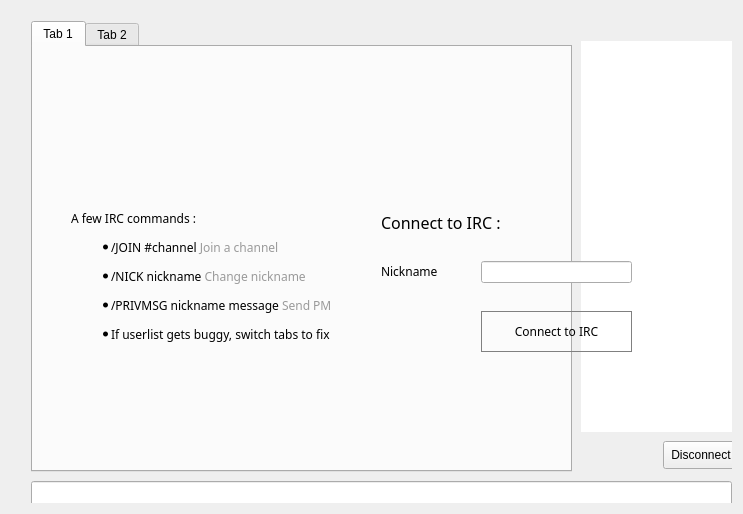
Qt form src/qt/forms/chatwindow.ui (upgradeadvice/MUE-Src) before a commit.
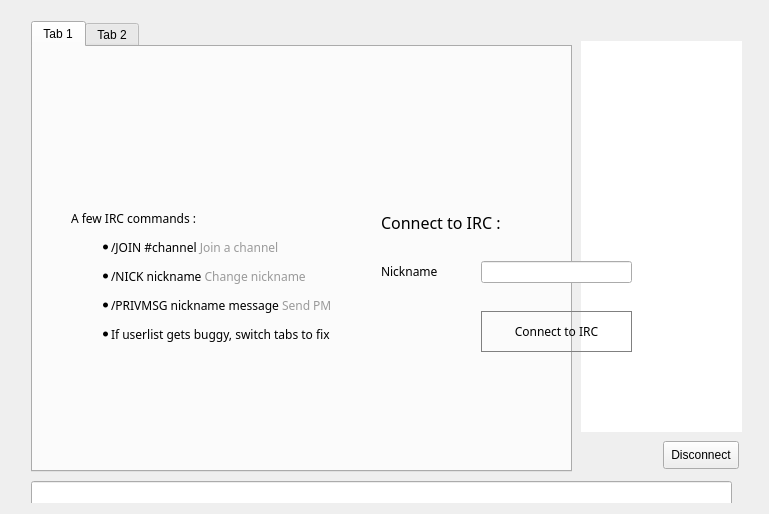
The same form after that commit.

```diff
--- a/src/qt/forms/chatwindow.ui
+++ b/src/qt/forms/chatwindow.ui
@@ -6,7 +6,7 @@
    <rect>
     <x>0</x>
     <y>0</y>
-    <width>743</width>
+    <width>769</width>
     <height>514</height>
    </rect>
   </property>
```
